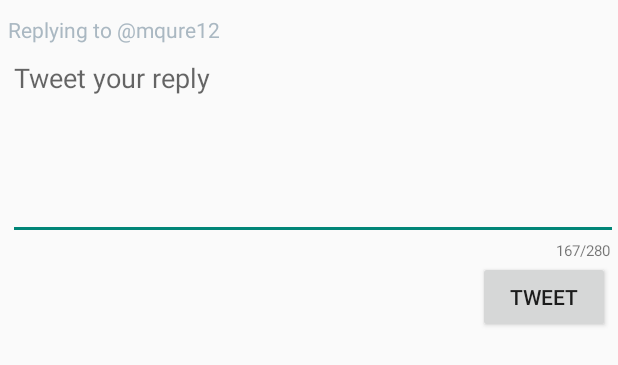
After one commit to mqureshi12/Bleubird, an Android app: the layout activity_reply.xml on its own in the app's theme, with its tools: preview values and no code run, on a phone screen of 412 x 824 dp. The commit adds this screen. Shown: the top 365 px of the screen. Run offline under Robolectric (Android 15) with nearby library versions, the phone set to English and light mode, and no system bars.

Commit message:
created activity for replies

```diff
--- a/app/src/main/AndroidManifest.xml
+++ b/app/src/main/AndroidManifest.xml
@@ -14,6 +14,9 @@
         android:label="@string/app_name"
         android:theme="@style/AppTheme"
         android:usesCleartextTraffic="true">
+        <activity
+            android:name=".ReplyActivity"
+            android:exported="false" />
         <activity
             android:name=".ComposeActivity"
             android:exported="false" />
--- /dev/null
+++ b/app/src/main/res/layout/activity_reply.xml
@@ -0,0 +1,53 @@
+<?xml version="1.0" encoding="utf-8"?>
+<RelativeLayout
+    xmlns:android="http://schemas.android.com/apk/res/android"
+    xmlns:tools="http://schemas.android.com/tools"
+    xmlns:app="http://schemas.android.com/apk/res-auto"
+    android:layout_width="match_parent"
+    android:layout_height="match_parent"
+    tools:context=".ReplyActivity">
+
+    <TextView
+        android:id="@+id/tvCharacterCounter"
+        android:layout_width="wrap_content"
+        android:layout_height="wrap_content"
+        android:layout_below="@+id/etReply"
+        android:layout_alignParentEnd="true"
+        android:layout_marginEnd="5dp"
+        android:textSize="10sp"
+        tools:text="167/280" />
+
+    <EditText
+        android:id="@+id/etReply"
+        android:layout_width="match_parent"
+        android:layout_height="wrap_content"
+        android:layout_below="@+id/tvOriginalAuthor"
+        android:layout_alignParentLeft="true"
+        android:layout_marginStart="5dp"
+        android:ems="10"
+        android:gravity="start|top"
+        android:hint="Tweet your reply"
+        android:inputType="textMultiLine"
+        android:minLines="5" />
+
+    <TextView
+        android:id="@+id/tvOriginalAuthor"
+        android:layout_width="wrap_content"
+        android:layout_height="wrap_content"
+        android:layout_alignParentStart="true"
+        android:layout_alignParentTop="true"
+        android:layout_marginStart="5dp"
+        android:layout_marginTop="10dp"
+        android:textColor="@color/medium_gray"
+        tools:text="Replying to @mqure12" />
+
+    <Button
+        android:id="@+id/btnTweet"
+        android:layout_width="wrap_content"
+        android:layout_height="wrap_content"
+        android:layout_below="@+id/tvCharacterCounter"
+        android:layout_alignParentRight="true"
+        android:layout_marginRight="5dp"
+        android:text="@string/tweet" />
+
+</RelativeLayout>
```
Also changed, not shown: app/build.gradle (+7 -0 lines), app/src/main/java/com/codepath/apps/restclienttemplate/ReplyActivity.java (added, +107 -0 lines), app/src/main/java/com/codepath/apps/restclienttemplate/TweetsAdapter.java (+7 -46 lines), app/src/main/java/com/codepath/apps/restclienttemplate/TwitterClient.java (+0 -9 lines), app/src/main/res/layout/item_tweet.xml (+14 -37 lines).
